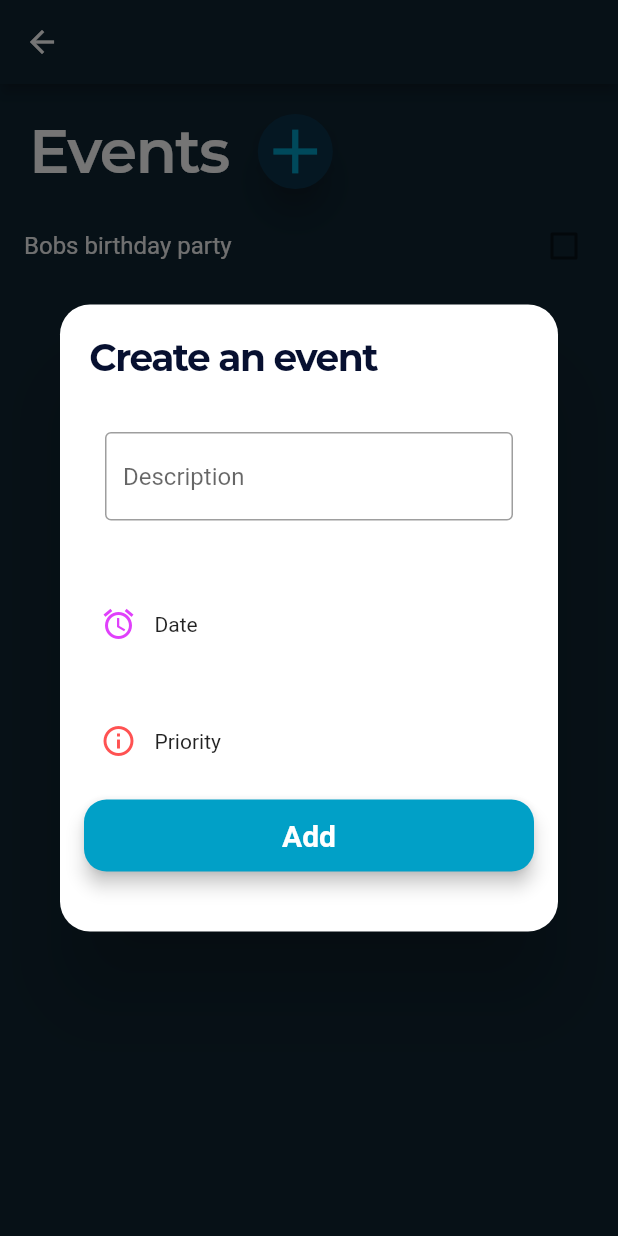
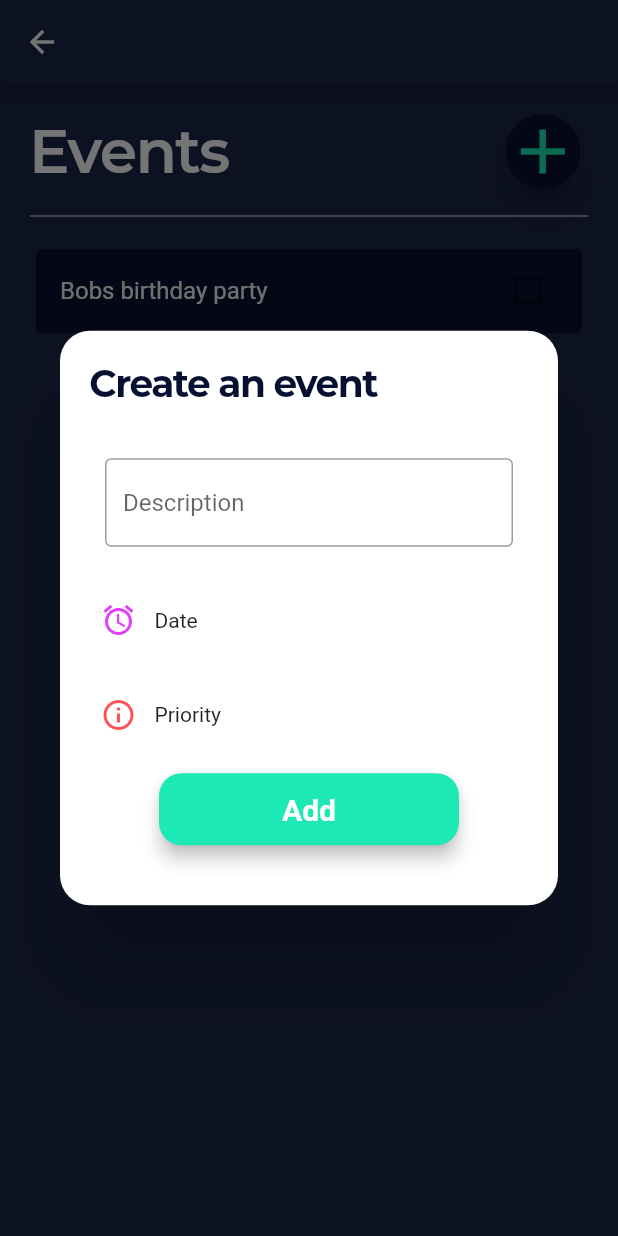
Before and after one commit to ngarcia238/Productivist2.0, a Flutter app: the EventsPage screen opened directly, after a tap on the "add" icon, on a phone screen of 412 x 824 dp. Run offline on Flutter 3.47's test engine with Material 2 defaults, Android fonts, the phone set to English and light mode, and no system bars; our stand-ins replace numberpicker, percent_indicator, table_calendar; Roboto replaces fonts that are missing (Montserrat); project files that could hold a hidden picture were left out.

Commit message:
events page design done

```diff
--- a/lib/screens/event_page.dart
+++ b/lib/screens/event_page.dart
@@ -57,9 +57,9 @@ class _EventsPageState extends State<EventsPage> {
   Widget build(BuildContext context) {
     return Scaffold(
         appBar: AppBar(
-          backgroundColor: Color.fromRGBO(15, 37, 51, 1),
+          backgroundColor: Color(0xFF1d284d),
         ),
-        backgroundColor: Color.fromRGBO(15, 37, 51, 1),
+        backgroundColor: Color(0xFF1d284d),
         body: Container(
           child: Column(
             children: <Widget>[
@@ -76,15 +76,15 @@ class _EventsPageState extends State<EventsPage> {
                           letterSpacing: -1),
                     ),
                     Padding(
-                      padding: EdgeInsets.fromLTRB(0, 0, 0, 0),
+                      padding: EdgeInsets.fromLTRB(165, 0, 0, 0),
                       child: RawMaterialButton(
                         shape: CircleBorder(),
-                        fillColor: Color.fromRGBO(10, 51, 75, 1),
+                        fillColor: Color(0xFF071030),
                         elevation: 10,
                         child: Icon(
                           Icons.add,
                           size: 50,
-                          color: Color(0xff01A0C7),
+                          color: Colors.tealAccent[400],
                         ),
                         onPressed: () {
                           print(currentUser.events);
@@ -127,11 +127,7 @@ class _EventsPageState extends State<EventsPage> {
                                         ),
                                       ),
                                     ),
-                                    Padding(
-                                      padding:
-                                          EdgeInsets.fromLTRB(30, 0, 30, 20),
-                                      child: Container(),
-                                    ),
+
                                     Padding(
                                       padding: const EdgeInsets.all(15),
                                       child: Row(
@@ -163,7 +159,7 @@ class _EventsPageState extends State<EventsPage> {
                                       ),
                                     ),
                                     Padding(
-                                      padding: const EdgeInsets.all(15),
+                                      padding: const EdgeInsets.fromLTRB(15,0,15,15),
                                       child: Row(
                                         mainAxisAlignment:
                                             MainAxisAlignment.start,
@@ -188,9 +184,9 @@ class _EventsPageState extends State<EventsPage> {
                                           elevation: 5.0,
                                           borderRadius:
                                               BorderRadius.circular(15.0),
-                                          color: Color(0xff01A0C7),
+                                          color: Colors.tealAccent[400],
                                           child: MaterialButton(
-                                            minWidth: 300,
+                                            minWidth: 200,
                                             padding: EdgeInsets.fromLTRB(
                                                 40, 5, 40, 5),
                                             onPressed: () {
@@ -223,6 +219,12 @@ class _EventsPageState extends State<EventsPage> {
                   ],
                 ),
               ),
+              Padding(
+                padding: EdgeInsets.fromLTRB(20, 0, 20, 10),
+                child: Divider(
+                  color: Colors.white,
+                ),
+              ),
               Expanded(
                 child: Container(
                   child: ListView.builder(
@@ -237,9 +239,13 @@ class _EventsPageState extends State<EventsPage> {
                         background: Container(
                           color: Colors.red,
                         ),
+                        child: Padding(
+                          padding: EdgeInsets.only(left: 20, right: 20, bottom: 5),
+                          child: Card(
+                          color: Color(0xFF071030),
                         child: CheckboxListTile(
-                          checkColor: Colors.white,
-                          activeColor: Color(0xff01A0C7),
+                          checkColor: Color(0xFF071030),
+                          activeColor: Colors.tealAccent[400],
                           title: !currentUser.events[i].completed
                               ? Text(
                                   currentUser.events[i].title,
@@ -248,7 +254,7 @@ class _EventsPageState extends State<EventsPage> {
                               : Text(
                                   currentUser.events[i].title,
                                   style: TextStyle(
-                                      color: Colors.grey[20],
+                                      color: Colors.grey[50],
                                       decoration: TextDecoration.lineThrough),
                                 ),
                           value: currentUser.events[i].completed,
@@ -265,6 +271,8 @@ class _EventsPageState extends State<EventsPage> {
                             setState(() {});
                           },
                         ),
+                          ),
+                        ),
                       );
                     },
                   ),
```
